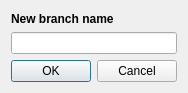
This is gitbuster/branch_name_dialog.ui in mike-perdide/gitbuster as Qt 5 draws it before an edit. The edited form follows.
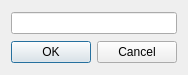
This is the edited form.

Commit message: Removing the label and adding a title to the new branch dialog.

The edit to the form file:
```diff
--- a/gitbuster/branch_name_dialog.ui
+++ b/gitbuster/branch_name_dialog.ui
@@ -7,20 +7,20 @@
     <x>0</x>
     <y>0</y>
     <width>178</width>
-    <height>93</height>
+    <height>75</height>
    </rect>
   </property>
   <property name="maximumSize">
    <size>
     <width>178</width>
-    <height>93</height>
+    <height>75</height>
    </size>
   </property>
   <property name="windowTitle">
    <string>Dialog</string>
   </property>
   <layout class="QGridLayout" name="gridLayout">
-   <item row="2" column="0">
+   <item row="1" column="0">
     <widget class="QDialogButtonBox" name="buttonBox">
      <property name="orientation">
       <enum>Qt::Horizontal</enum>
@@ -30,26 +30,13 @@
      </property>
     </widget>
    </item>
-   <item row="1" column="0">
+   <item row="0" column="0">
     <widget class="QLineEdit" name="nameLineEdit">
      <property name="inputMethodHints">
       <set>Qt::ImhNone</set>
      </property>
     </widget>
    </item>
-   <item row="0" column="0">
-    <widget class="QLabel" name="label">
-     <property name="font">
-      <font>
-       <weight>75</weight>
-       <bold>true</bold>
-      </font>
-     </property>
-     <property name="text">
-      <string>New branch name</string>
-     </property>
-    </widget>
-   </item>
   </layout>
  </widget>
  <resources/>
```
Left out of the diff: 2 changed lines with no effect on the pictures.
